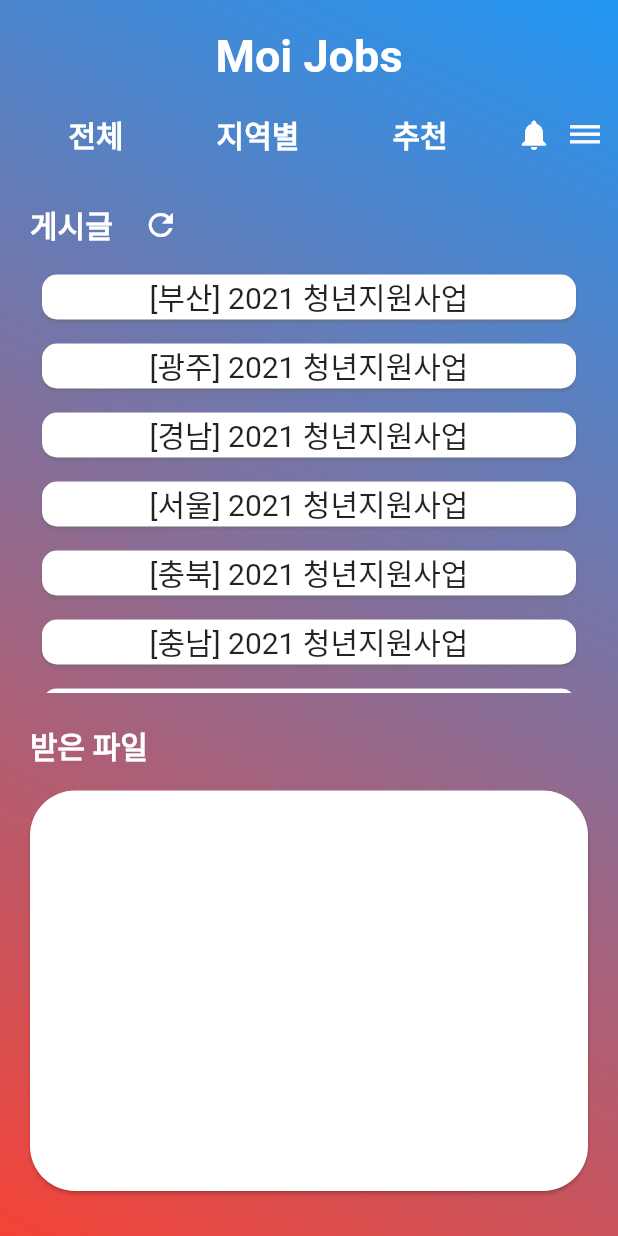
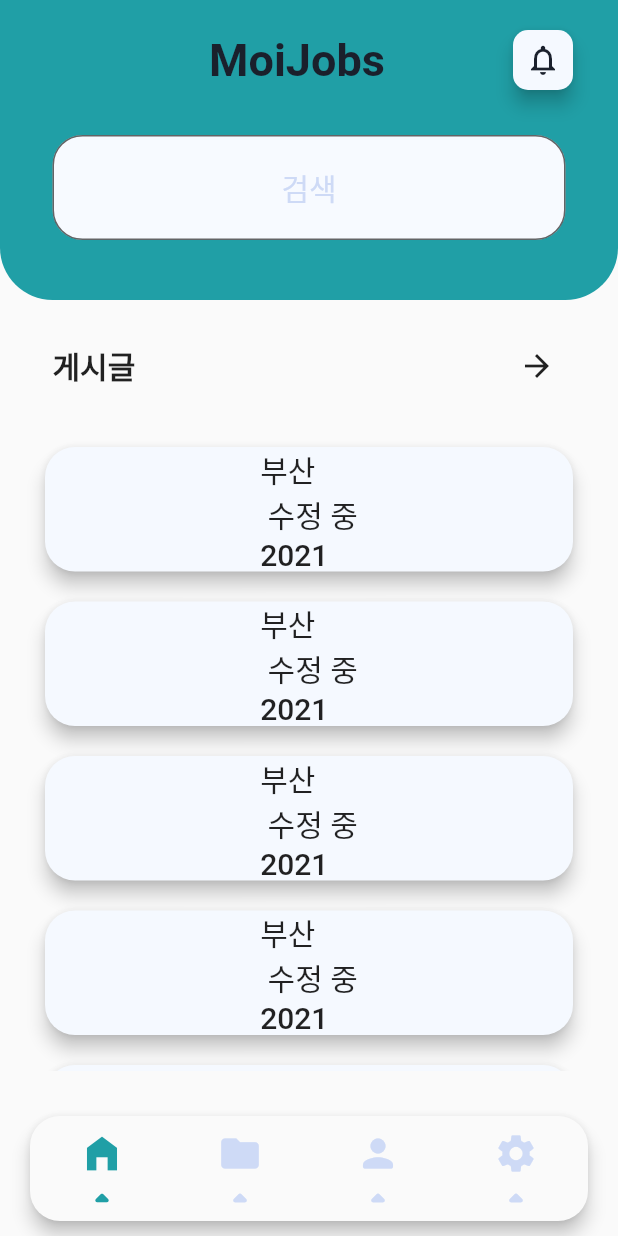
Before and after one commit to DSC-PKNU/KKALKKAL, a Flutter app: the screen it shows after launch, on a phone screen of 412 x 824 dp. Run offline on Flutter 3.47's test engine with Material 2 defaults, Android fonts, the phone set to English and light mode, and no system bars.

Commit message:
main_page.dart수정 & 로딩화면 추가

```diff
--- a/moijobs/lib/main.dart
+++ b/moijobs/lib/main.dart
@@ -1,25 +1,13 @@
 import 'package:flutter/material.dart';
-import 'package:flutter/services.dart';
-import 'screens/mainpage.dart';
+import 'package:moijobs/screens//loading_page.dart';
 
 void main() {
-  // SystemChrome.setSystemUIOverlayStyle(SystemUiOverlayStyle(
-  //   statusBarColor: Colors.lightBlueAccent,
-  // ),);
   runApp(MyApp());
 }
 
 class MyApp extends StatelessWidget {
   @override
   Widget build(BuildContext context) {
-    SystemChrome.setPreferredOrientations(
-        [DeviceOrientation.portraitUp, DeviceOrientation.portraitDown]);
-    return MaterialApp(
-      theme: ThemeData(
-        primarySwatch: Colors.blue,
-      ),
-      //메인페이지로 시작
-      home: MainPage(),
-    );
+    return MaterialApp(home: SplashScreen(),);
   }
 }
--- /dev/null
+++ b/moijobs/lib/screens/icon_content.dart
@@ -0,0 +1,35 @@
+import 'package:flutter/material.dart';
+
+
+class IconContent extends StatelessWidget {
+
+  IconContent({
+    @required this.topicon,
+    @required this.bottomicon,
+    @required this.colour,
+  });
+  final IconData topicon;
+  final IconData bottomicon;
+  final Color colour;
+
+  @override
+  Widget build(BuildContext context) {
+    return Column(
+      children: [
+        SizedBox(
+          height: 10,
+        ),
+        Icon(
+          topicon,
+          size: 30,
+          color: colour,
+        ),
+        Icon(
+          bottomicon,
+          size: 30,
+          color: colour,
+        )
+      ],
+    );
+  }
+}
--- /dev/null
+++ b/moijobs/lib/screens/loading_page.dart
@@ -0,0 +1,77 @@
+import 'dart:async';
+
+import 'main_page.dart';
+import 'package:flutter/material.dart';
+
+class SplashScreen extends StatefulWidget {
+  @override
+  _SplashScreenState createState() => _SplashScreenState();
+}
+
+class _SplashScreenState extends State<SplashScreen> {
+  @override
+  void initState() {
+    super.initState();
+    _init();
+  }
+
+  void _init() async {
+    // var _duration = Duration(seconds: 4);
+    // await Future.delayed(_duration, (){
+    //
+    // } );
+    Timer(
+      Duration(seconds: 4),
+      () => Navigator.pushAndRemoveUntil(
+        context,
+        MaterialPageRoute(builder: (BuildContext context) => MainPage()),
+            (route) => false,
+      ),
+    );
+
+    // Navigator.pushAndRemoveUntil(
+    //   context,
+    //   MaterialPageRoute(builder: (BuildContext context) => MainPage()),
+    //   (route) => false,
+    // );
+
+    // Navigator.push(
+    //   context, MaterialPageRoute(builder: (context) => MainPage())
+    // );
+  }
+
+  @override
+  Widget build(BuildContext context) {
+    return MaterialApp(
+      home: Scaffold(
+        backgroundColor: Color(0xFF209FA6),
+        body: Center(
+          child: Column(
+            mainAxisAlignment: MainAxisAlignment.center,
+            children: [
+              CircularProgressIndicator(
+                backgroundColor: Colors.white,
+                strokeWidth: 6,
+              ),
+              SizedBox(
+                height: 20,
+              ),
+              Text(
+                'loading...',
+                style: TextStyle(
+                  fontSize: 40,
+                  fontWeight: FontWeight.w700,
+                  color: Colors.white,
+                  shadows: [
+                    Shadow(offset: Offset(4, 4), color: Colors.white10),
+                  ],
+                  decorationStyle: TextDecorationStyle.solid,
+                ),
+              )
+            ],
+          ),
+        ),
+      ),
+    );
+  }
+}
--- a/moijobs/lib/screens/loadingpage.dart
+++ /dev/null
@@ -1,29 +0,0 @@
-import 'package:flutter/material.dart';
-
-class LoadingPage extends StatelessWidget {
-  @override
-  Widget build(BuildContext context) {
-    return Container(
-      decoration: BoxDecoration(
-        gradient: LinearGradient(
-          begin: Alignment.topRight,
-          end: Alignment.bottomLeft,
-          colors: [Colors.blue, Colors.red],
-        ),
-      ),
-      child: Column(
-        children: [
-          Center(
-            child: Text(
-              'Moi\nJobs',
-              style: TextStyle(
-                fontSize: 30,
-                fontWeight: FontWeight.bold,
-              ),
-            ),
-          ),
-        ],
-      ),
-    );
-  }
-}
--- /dev/null
+++ b/moijobs/lib/screens/main_page.dart
@@ -0,0 +1,264 @@
+import 'package:flutter/cupertino.dart';
+import 'package:flutter/material.dart';
+import 'reusable_card.dart';
+import 'icon_content.dart';
+
+const inActiveiconColour = Color(0xFFCEDAF6);
+const activeiconColour = Color(0xFF209FA6);
+
+class MainPage extends StatefulWidget {
+  @override
+  _MainPageState createState() => _MainPageState();
+}
+
+class _MainPageState extends State<MainPage> {
+  Color homeiconColour = activeiconColour;
+  Color fileiconColour = inActiveiconColour;
+  Color profileiconColour = inActiveiconColour;
+  Color settingiconColour = inActiveiconColour;
+
+  void updateColour(int category) {
+    if (category == 1) {
+      homeiconColour = activeiconColour;
+      fileiconColour = inActiveiconColour;
+      profileiconColour = inActiveiconColour;
+      settingiconColour = inActiveiconColour;
+    } else if (category == 2) {
+      homeiconColour = inActiveiconColour;
+      fileiconColour = activeiconColour;
+      profileiconColour = inActiveiconColour;
+      settingiconColour = inActiveiconColour;
+    } else if (category == 3) {
+      homeiconColour = inActiveiconColour;
+      fileiconColour = inActiveiconColour;
+      profileiconColour = activeiconColour;
+      settingiconColour = inActiveiconColour;
+    } else if (category == 4) {
+      homeiconColour = inActiveiconColour;
+      fileiconColour = inActiveiconColour;
+      profileiconColour = inActiveiconColour;
+      settingiconColour = activeiconColour;
+    }
+  }
+
+  @override
+  Widget build(BuildContext context) {
+    final double statusBarHeight = MediaQuery.of(context).padding.top;
+    return Scaffold(
+      body: Column(
+        children: [
+          Container(
+            decoration: BoxDecoration(
+              color: Color(0xFF209FA6),
+              borderRadius: BorderRadius.only(
+                bottomLeft: Radius.circular(35),
+                bottomRight: Radius.circular(35),
+              ),
+            ),
+            child: Column(
+              crossAxisAlignment: CrossAxisAlignment.start,
+              children: [
+                Padding(
+                  padding: EdgeInsets.only(top: statusBarHeight),
+                ),
+                SizedBox(
+                  height: 20,
+                ),
+                Row(
+                  children: [
+                    Padding(
+                      padding: const EdgeInsets.only(
+                        right: 30,
+                      ),
+                      child: Icon(null),
+                    ),
+                    Expanded(
+                      child: Center(
+                        child: Text(
+                          'MoiJobs',
+                          style: TextStyle(
+                            fontSize: 30,
+                            fontWeight: FontWeight.bold,
+                            color: Color(0xFF1A202C),
+                          ),
+                        ),
+                      ),
+                    ),
+                    Padding(
+                      padding: const EdgeInsets.only(
+                        right: 30,
+                      ),
+                      child: Material(
+                        borderRadius: BorderRadius.circular(10),
+                        elevation: 5.0,
+                        color: Color(0xFFF5F9FF),
+                        child: Container(
+                          child: Padding(
+                            padding: const EdgeInsets.all(8.0),
+                            child: Icon(
+                              Icons.notifications_none,
+                              color: Color(0xFF1A202C),
+                            ),
+                          ),
+                        ),
+                      ),
+                    ),
+                  ],
+                ),
+                SizedBox(
+                  height: 20,
+                ),
+                Row(
+                  children: [
+                    Expanded(
+                      child: Container(
+                        padding: EdgeInsets.symmetric(
+                          vertical: 10,
+                        ),
+                        margin: EdgeInsets.symmetric(
+                          horizontal: 35,
+                        ),
+                        child: TextField(
+                          textAlign: TextAlign.center,
+                          decoration: InputDecoration(
+                            border: OutlineInputBorder(
+                              borderRadius: BorderRadius.circular(20),
+                            ),
+                            filled: true,
+                            fillColor: Color(0xFFF7FAFF),
+                            hintText: '검색',
+                            hintStyle: TextStyle(
+                                fontSize: 20, color: Color(0xFFCEDAF6)),
+                          ),
+                        ),
+                      ),
+                    ),
+                  ],
+                ),
+                SizedBox(
+                  height: 30,
+                ),
+              ],
+            ),
+          ),
+          Row(
+            children: [
+              Padding(
+                padding: const EdgeInsets.only(left: 35, top: 20, bottom: 20),
+                child: Text(
+                  '게시글',
+                  style: TextStyle(fontSize: 20, fontWeight: FontWeight.bold),
+                ),
+              ),
+              Expanded(
+                child: SizedBox(),
+              ),
+              Padding(
+                padding: const EdgeInsets.only(top: 20, right: 10, bottom: 20),
+                child: FlatButton(
+                  child: Icon(Icons.arrow_forward),
+                  onPressed: () {
+                    print('pressed');
+                  },
+                ),
+              ),
+            ],
+          ),
+          Expanded(
+            child: Container(
+              child: ListView(
+                children: [
+                  ReusableCard(
+                    text: '부산\n 수정 중\n2021',
+                  ),
+                  ReusableCard(
+                    text: '부산\n 수정 중\n2021',
+                  ),
+                  ReusableCard(
+                    text: '부산\n 수정 중\n2021',
+                  ),
+                  ReusableCard(
+                    text: '부산\n 수정 중\n2021',
+                  ),
+                  ReusableCard(
+                    text: '부산\n 수정 중\n2021',
+                  ),
+                  ReusableCard(
+                    text: '부산\n 수정 중\n2021',
+                  ),
+                ],
+              ),
+            ),
+          ),
+          SizedBox(
+            height: 20,
+          ),
+          Padding(
+            padding: const EdgeInsets.symmetric(vertical: 10, horizontal: 20),
+            child: Material(
+              borderRadius: BorderRadius.circular(20),
+              elevation: 5.0,
+              child: Row(
+                mainAxisAlignment: MainAxisAlignment.spaceEvenly,
+                children: [
+                  FlatButton(
+                    onPressed: () {
+                      setState(() {
+                        updateColour(1);
+                        print('pressed');
+                      });
+                    },
+                    child: IconContent(
+                      topicon: Icons.home_filled,
+                      bottomicon: Icons.arrow_drop_up_rounded,
+                      colour: homeiconColour,
+                    ),
+                  ),
+                  FlatButton(
+                    onPressed: () {
+                      setState(() {
+                        updateColour(2);
+                        print('pressed');
+                      });
+                    },
+                    child: IconContent(
+                      topicon: Icons.folder,
+                      bottomicon: Icons.arrow_drop_up_rounded,
+                      colour: fileiconColour,
+                    ),
+                  ),
+                  FlatButton(
+                    onPressed: () {
+                      setState(() {
+                        updateColour(3);
+                        print('pressed');
+                      });
+                    },
+                    child: IconContent(
+                      topicon: Icons.person_rounded,
+                      bottomicon: Icons.arrow_drop_up_rounded,
+                      colour: profileiconColour,
+                    ),
+                  ),
+                  FlatButton(
+                    onPressed: () {
+                      setState(() {
+                        updateColour(4);
+                        print('pressed');
+                      });
+                    },
+                    child: IconContent(
+                      topicon: Icons.settings,
+                      bottomicon: Icons.arrow_drop_up_rounded,
+                      colour: settingiconColour,
+                    ),
+                  ),
+                ],
+              ),
+            ),
+          ),
+        ],
+      ),
+    );
+  }
+}
--- a/moijobs/lib/screens/mainpage.dart
+++ /dev/null
@@ -1,222 +0,0 @@
-import 'package:flutter/cupertino.dart';
-import 'package:flutter/material.dart';
-
-int index = 10;
-
-class MainPage extends StatelessWidget {
-  @override
-  Widget build(BuildContext context) {
-    final double statusBarHeight = MediaQuery.of(context).padding.top;
-    return Scaffold(
-      // backgroundColor: Colors.indigo[800],
-      body: Container(
-        decoration: BoxDecoration(
-          gradient: LinearGradient(
-              begin: Alignment.topRight,
-              end: Alignment.bottomLeft,
-              colors: [Colors.blue, Colors.red]),
-        ),
-        child: Column(
-          crossAxisAlignment: CrossAxisAlignment.stretch,
-          children: [
-            Padding(
-              padding: EdgeInsets.only(top: statusBarHeight),
-            ),
-            SizedBox(
-              height: 20,
-            ),
-            Row(
-              children: [
-                Expanded(
-                  child: Center(
-                    child: Container(
-                      child: Text(
-                        'Moi Jobs',
-                        style: TextStyle(
-                          fontSize: 30,
-                          fontWeight: FontWeight.bold,
-                          color: Colors.white,
-                        ),
-                      ),
-                    ),
-                  ),
-                ),
-              ],
-            ),
-            SizedBox(
-              height: 20,
-            ),
-            Row(
-              children: [
-                SizedBox(
-                  width: 10,
-                ),
-                Expanded(
-                  child: Center(
-                    child: Text(
-                      '전체',
-                      style: TextStyle(
-                        color: Colors.white,
-                        fontSize: 20,
-                        fontWeight: FontWeight.bold,
-                      ),
-                    ),
-                  ),
-                ),
-                Expanded(
-                  child: Center(
-                    child: Text(
-                      '지역별',
-                      style: TextStyle(
-                        color: Colors.white,
-                        fontSize: 20,
-                        fontWeight: FontWeight.bold,
-                      ),
-                    ),
-                  ),
-                ),
-                Expanded(
-                  child: Center(
-                    child: Text(
-                      '추천',
-                      style: TextStyle(
-                        color: Colors.white,
-                        fontSize: 20,
-                        fontWeight: FontWeight.bold,
-                      ),
-                    ),
-                  ),
-                ),
-                SizedBox(
-                  width: 10,
-                ),
-                Icon(
-                  Icons.notifications,
-                  color: Colors.white,
-                ),
-                SizedBox(
-                  width: 10,
-                ),
-                Icon(
-                  Icons.dehaze,
-                  color: Colors.white,
-                ),
-                SizedBox(
-                  width: 10,
-                ),
-              ],
-            ),
-            SizedBox(
-              height: 30,
-            ),
-            Row(
-              children: [
-                Container(
-                  margin: EdgeInsets.symmetric(horizontal: 20),
-                  child: Text(
-                    '게시글',
-                    style: TextStyle(
-                        fontWeight: FontWeight.bold,
-                        color: Colors.white,
-                        fontSize: 20),
-                  ),
-                ),
-                Icon(
-                  Icons.refresh,
-                  color: Colors.white,
-                ),
-              ],
-            ),
-            SizedBox(
-              height: 10,
-            ),
-            Expanded(
-              child: Container(
-                child: ListView(
-                  children: [
-                    ReusalbleCard(
-                      cardtext: '[부산] 2021 청년지원사업',
-                    ),
-                    ReusalbleCard(
-                      cardtext: '[광주] 2021 청년지원사업',
-                    ),
-                    ReusalbleCard(
-                      cardtext: '[경남] 2021 청년지원사업',
-                    ),
-                    ReusalbleCard(
-                      cardtext: '[서울] 2021 청년지원사업',
-                    ),
-                    ReusalbleCard(
-                      cardtext: '[충북] 2021 청년지원사업',
-                    ),
-                    ReusalbleCard(
-                      cardtext: '[충남] 2021 청년지원사업',
-                    ),
-                    ReusalbleCard(
-                      cardtext: '[인천] 2021 청년지원사업',
-                    ),
-                    ReusalbleCard(
-                      cardtext: '[강원도] 2021 청년지원사업',
-                    ),
-                  ],
-                ),
-              ),
-            ),
-            SizedBox(
-              height: 20,
-            ),
-            Container(
-              margin: EdgeInsets.symmetric(horizontal: 20),
-              child: Text(
-                '받은 파일',
-                style: TextStyle(
-                    fontWeight: FontWeight.bold,
-                    color: Colors.white,
-                    fontSize: 20),
-              ),
-            ),
-            SizedBox(
-              height: 5,
-            ),
-            Expanded(
-              child: Card(
-                shape: RoundedRectangleBorder(
-                    borderRadius: BorderRadius.circular(30)),
-                margin: EdgeInsets.symmetric(horizontal: 20, vertical: 10),
-                child: ListView(),
-                color: Colors.white,
-              ),
-            ),
-            SizedBox(
-              height: 20,
-            )
-          ],
-        ),
-      ),
-    );
-  }
-}
-
-class ReusalbleCard extends StatelessWidget {
-  ReusalbleCard({
-    this.cardtext,
-  });
-  final String cardtext;
-  @override
-  Widget build(BuildContext context) {
-    return Padding(
-      padding: const EdgeInsets.all(8.0),
-      child: Card(
-        shadowColor: Colors.grey,
-        shape: RoundedRectangleBorder(borderRadius: BorderRadius.circular(10)),
-        margin: EdgeInsets.symmetric(horizontal: 20),
-        child: Center(
-          child: Text(
-            '$cardtext',
-            style: TextStyle(fontSize: 20),
-          ),
-        ),
-      ),
-    );
-  }
-}
--- /dev/null
+++ b/moijobs/lib/screens/reusable_card.dart
@@ -0,0 +1,28 @@
+import 'package:flutter/material.dart';
+
+class ReusableCard extends StatelessWidget {
+  ReusableCard({@required this.text});
+  final String text;
+  @override
+  Widget build(BuildContext context) {
+    return Padding(
+      padding: const EdgeInsets.symmetric(horizontal: 30, vertical: 10),
+      child: Material(
+        color: Color(0xFFF5F9FF),
+        elevation: 5.0,
+        borderRadius: BorderRadius.circular(20),
+        child: FlatButton(
+          child: Center(
+            child: Text(
+              '부산\n 수정 중\n2021',
+              style: TextStyle(fontSize: 20,),
+            ),
+          ),
+          onPressed: (){
+            print('pressed');
+          },
+        ),
+      ),
+    );
+  }
+}
```
